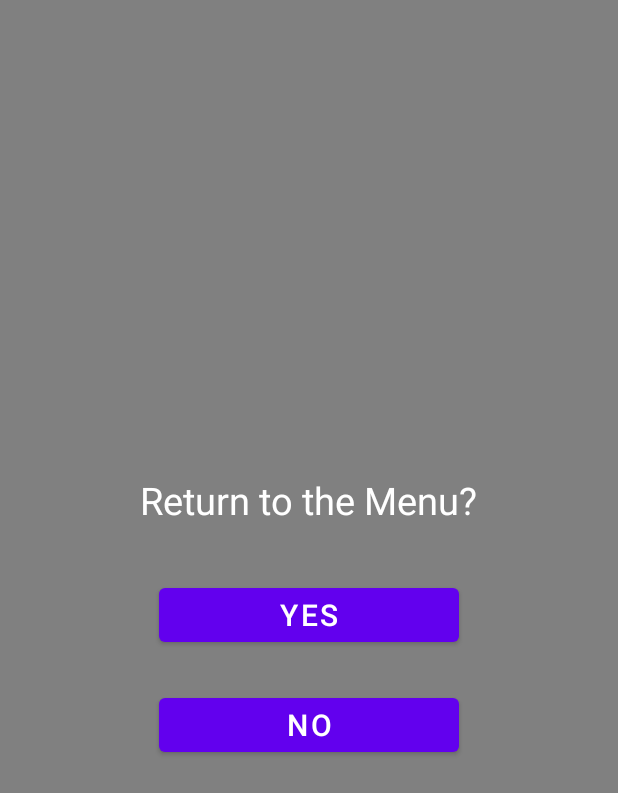
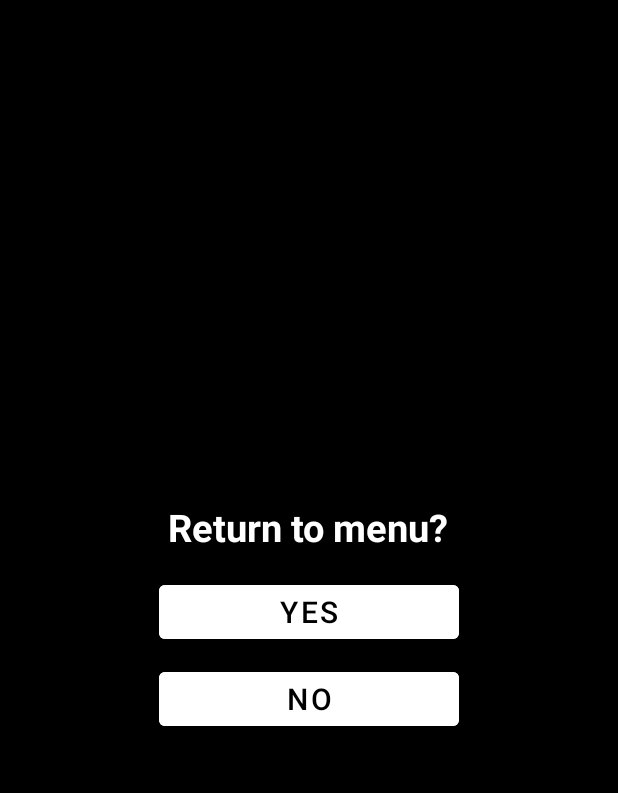
Before and after one commit to NyoomNyoom/COSC345-Manu-project, an Android app: the layout popup_window.xml on its own in the app's theme, with its tools: preview values and no code run, on a phone screen of 412 x 824 dp. Shown: the top 793 px of the screen. Run offline under Robolectric (Android 15) with nearby library versions, the phone set to English and light mode, and no system bars.

Commit message:
Edited comments, recoloured quiz close popup

```diff
--- a/ManuProjectFiles/app/src/main/res/layout/popup_window.xml
+++ b/ManuProjectFiles/app/src/main/res/layout/popup_window.xml
@@ -6,7 +6,7 @@
     android:layout_width="match_parent"
     android:layout_height="match_parent"
     tools:context=".Pop"
-    android:background="@color/grey"
+    android:background="@color/black"
     android:theme="@style/Theme.Manu.popupWindow"
     android:layout_gravity="center"
     android:gravity="center"
@@ -16,12 +16,13 @@
     <TextView
         android:layout_width="wrap_content"
         android:layout_height="wrap_content"
-        android:text="Return to the Menu?"
+        android:text="Return to menu?"
         android:textColor="@color/white"
         android:textSize="25sp"
         android:layout_centerVertical="true"
         android:layout_centerHorizontal="true"
         android:theme="@style/Theme.Manu.popupWindow"
+        android:textStyle="bold"
         />
 
     <com.google.android.material.button.MaterialButton
@@ -32,7 +33,9 @@
         android:gravity="center"
         android:layout_gravity="center"
         android:textSize="20sp"
-        android:layout_marginTop="35sp"
+        android:layout_marginTop="15sp"
+        android:backgroundTint="@color/white"
+        android:textColor="@color/black"
         />
 
     <com.google.android.material.button.MaterialButton
@@ -43,7 +46,9 @@
         android:gravity="center"
         android:layout_gravity="center"
         android:textSize="20sp"
-        android:layout_marginTop="25sp"
+        android:layout_marginTop="10sp"
+        android:backgroundTint="@color/white"
+        android:textColor="@color/black"
         />
 
 </LinearLayout>
```
Also changed, not shown: ManuProjectFiles/app/src/main/java/com/example/manu/QuizActivity.kt (+6 -2 lines), ManuProjectFiles/app/src/main/java/com/example/manu/QuizResultsActivity.kt (+6 -2 lines).
